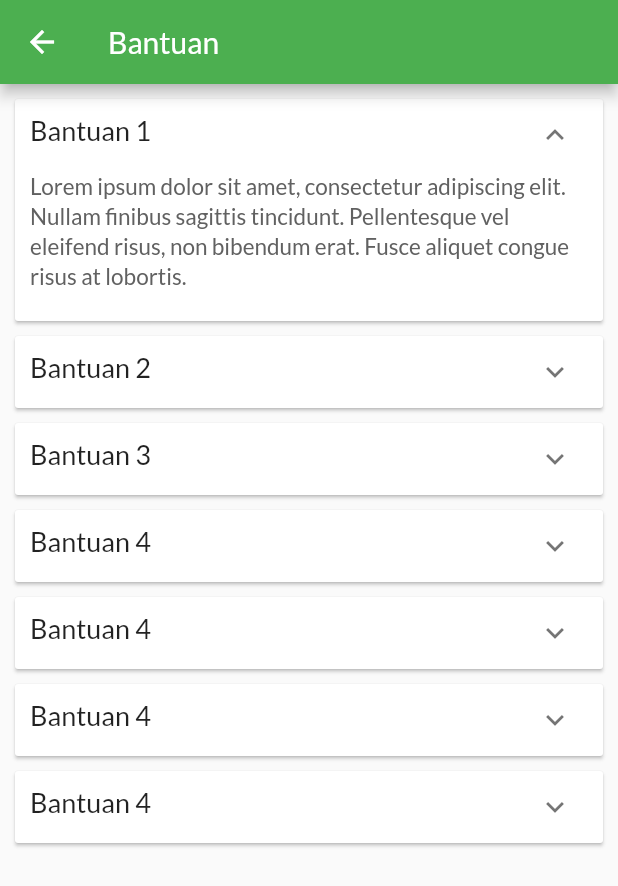
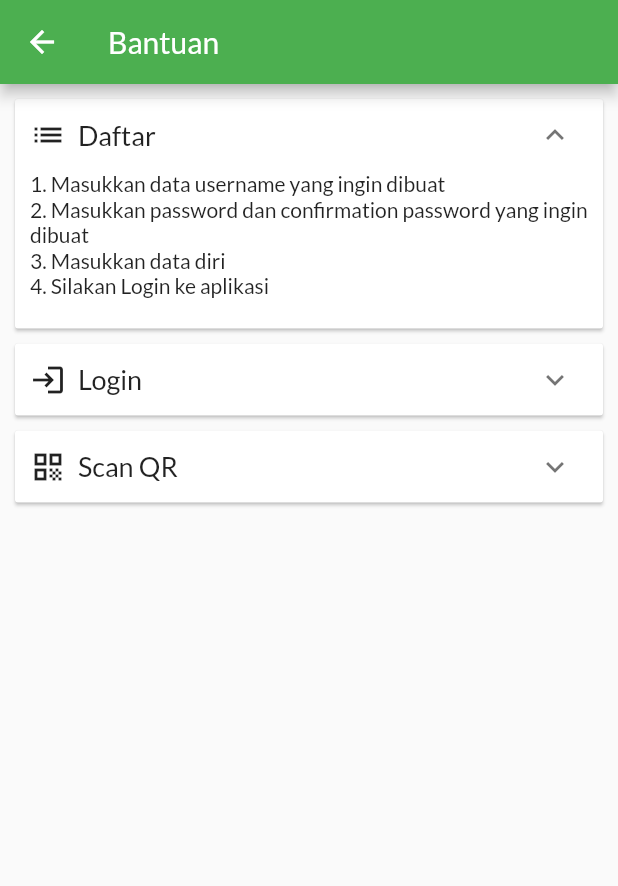
Before and after one commit to Kuliyeah/covid-go-cek-in, a Flutter app: the Bantuan_page screen opened directly, after a tap on the "expand more" icon, on a phone screen of 412 x 824 dp. Shown: the top 886 px of the screen. Run offline on Flutter 3.47's test engine with Material 2 defaults, Android fonts, the phone set to English and light mode, and no system bars; our stand-ins replace double_back_to_close_app, flutter_datetime_picker, shared_preferences; missing offline and left inert: flutter_barcode_scanner; accounts and stored records are empty.

Commit message:
Update Bantuan Page

```diff
--- a/lib/view/screen/account_screen/bantuan_screen/bantuan_page.dart
+++ b/lib/view/screen/account_screen/bantuan_screen/bantuan_page.dart
@@ -12,39 +12,43 @@ class Bantuan_page extends StatefulWidget {
 class _Bantuan_pageState extends State<Bantuan_page> {
   List<ItemModel> itemData = <ItemModel>[
     ItemModel(
-      headerItem: 'Bantuan 1',
-      discription:
-          "Lorem ipsum dolor sit amet, consectetur adipiscing elit. Nullam finibus sagittis tincidunt. Pellentesque vel eleifend risus, non bibendum erat. Fusce aliquet congue risus at lobortis.",
+      widget: Icon(Icons.list),
+      headerItem: 'Daftar',
+      discription: Column(
+        mainAxisAlignment: MainAxisAlignment.start,
+        crossAxisAlignment: CrossAxisAlignment.start,
+        children: [
+          Text("1. Masukkan data username yang ingin dibuat"),
+          Text("2. Masukkan password dan confirmation password yang ingin dibuat"),
+          Text("3. Masukkan data diri"),
+          Text("4. Silakan Login ke aplikasi"),
+        ],
+      ),
     ),
     ItemModel(
-      headerItem: 'Bantuan 2',
-      discription:
-          "Lorem ipsum dolor sit amet, consectetur adipiscing elit. Nullam finibus sagittis tincidunt. Pellentesque vel eleifend risus, non bibendum erat. Fusce aliquet congue risus at lobortis.",
+      widget: Icon(Icons.login),
+      headerItem: 'Login',
+      discription: Column(
+        mainAxisAlignment: MainAxisAlignment.start,
+        crossAxisAlignment: CrossAxisAlignment.start,
+        children: [
+          Text("1. Masukkan data username yang sudah dibuat"),
+          Text("2. Masukkan password dan confirmation password yang sudah dibuat"),
+        ],
+      ),
     ),
     ItemModel(
-      headerItem: 'Bantuan 3',
-      discription:
-          "Lorem ipsum dolor sit amet, consectetur adipiscing elit. Nullam finibus sagittis tincidunt. Pellentesque vel eleifend risus, non bibendum erat. Fusce aliquet congue risus at lobortis.",
-    ),
-    ItemModel(
-      headerItem: 'Bantuan 4',
-      discription:
-          "Lorem ipsum dolor sit amet, consectetur adipiscing elit. Nullam finibus sagittis tincidunt. Pellentesque vel eleifend risus, non bibendum erat. Fusce aliquet congue risus at lobortis.",
-    ),
-    ItemModel(
-      headerItem: 'Bantuan 4',
-      discription:
-          "Lorem ipsum dolor sit amet, consectetur adipiscing elit. Nullam finibus sagittis tincidunt. Pellentesque vel eleifend risus, non bibendum erat. Fusce aliquet congue risus at lobortis.",
-    ),
-    ItemModel(
-      headerItem: 'Bantuan 4',
-      discription:
-          "Lorem ipsum dolor sit amet, consectetur adipiscing elit. Nullam finibus sagittis tincidunt. Pellentesque vel eleifend risus, non bibendum erat. Fusce aliquet congue risus at lobortis.",
-    ),
-    ItemModel(
-      headerItem: 'Bantuan 4',
-      discription:
-          "Lorem ipsum dolor sit amet, consectetur adipiscing elit. Nullam finibus sagittis tincidunt. Pellentesque vel eleifend risus, non bibendum erat. Fusce aliquet congue risus at lobortis.",
+      widget: Icon(Icons.qr_code),
+      headerItem: 'Scan QR',
+      discription: Column(
+        mainAxisAlignment: MainAxisAlignment.start,
+        crossAxisAlignment: CrossAxisAlignment.start,
+        children: [
+          Text("1. Buka fitur Scan QR"),
+          Text("2. Arahkan kamera pada kode QR yang disediakan oleh tempat"),
+          Text("3. Maka secara otomatis Anda akan terdata di aplikasi"),
+        ],
+      ),
     ),
   ];
   @override
@@ -70,30 +74,24 @@ class _Bantuan_pageState extends State<Bantuan_page> {
                     headerBuilder: (BuildContext context, bool isExpanded) {
                       return Container(
                         padding: const EdgeInsets.all(10),
-                        child: Text(
-                          itemData[index].headerItem,
-                          style: const TextStyle(
-                            fontSize: 18,
-                          ),
+                        child: Row(
+                          children: [
+                            itemData[index].widget,
+                            SizedBox(width: 8,),
+                            Text(
+                              itemData[index].headerItem,
+                              style: const TextStyle(
+                                fontSize: 18,
+                              ),
+                            ),
+                          ],
                         ),
                       );
                     },
                     body: Container(
                       padding: const EdgeInsets.only(
                           left: 10, right: 10, bottom: 20),
-                      child: Column(
-                        crossAxisAlignment: CrossAxisAlignment.start,
-                        children: [
-                          Text(
-                            itemData[index].discription,
-                            style: TextStyle(
-                              color: Colors.grey[700],
-                              fontSize: 15,
-                              height: 1.3,
-                            ),
-                          ),
-                        ],
-                      ),
+                      child: itemData[index].discription
                     ),
                     isExpanded: itemData[index].expanded,
                   )
@@ -114,11 +112,13 @@ class _Bantuan_pageState extends State<Bantuan_page> {
 
 class ItemModel {
   bool expanded;
+  Widget widget;
   String headerItem;
-  String discription;
+  Widget discription;
 
   ItemModel({
     this.expanded = false,
+    required this.widget,
     required this.headerItem,
     required this.discription,
   });
```
